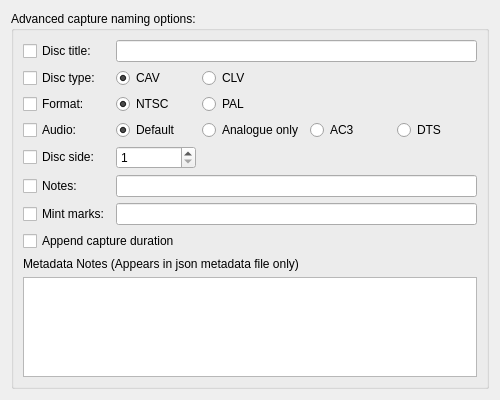
Qt form Linux-Application/DomesdayDuplicator/advancednamingdialog.ui (simoninns/DomesdayDuplicator-gui-app) before a commit.
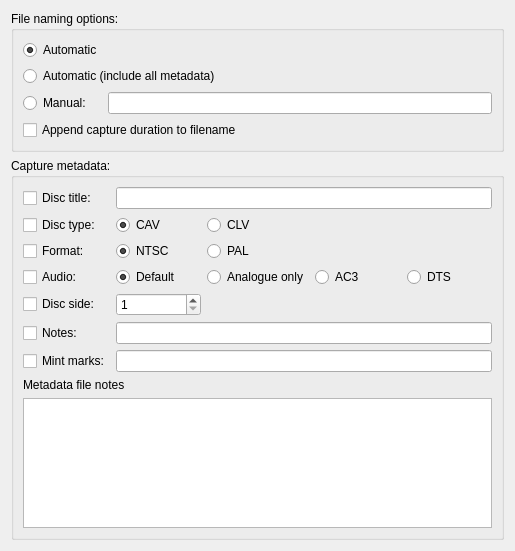
The same form after that commit.

Commit message: Improvements to capture stats, metadata, and file naming. Added user code retrieval.

```diff
--- a/Linux-Application/DomesdayDuplicator/advancednamingdialog.ui
+++ b/Linux-Application/DomesdayDuplicator/advancednamingdialog.ui
@@ -6,8 +6,8 @@
    <rect>
     <x>0</x>
     <y>0</y>
-    <width>500</width>
-    <height>400</height>
+    <width>515</width>
+    <height>551</height>
    </rect>
   </property>
   <property name="minimumSize">
@@ -17,11 +17,81 @@
    </size>
   </property>
   <property name="windowTitle">
-   <string>Advanced capture naming</string>
+   <string>Advanced naming and metadata</string>
   </property>
   <layout class="QVBoxLayout" name="verticalLayout_2">
    <item>
-    <widget class="QGroupBox" name="advancedNamingGroupBox">
+    <widget class="QGroupBox" name="advancedNamingFilenameGroupBox">
+     <property name="sizePolicy">
+      <sizepolicy hsizetype="Expanding" vsizetype="Minimum">
+       <horstretch>0</horstretch>
+       <verstretch>0</verstretch>
+      </sizepolicy>
+     </property>
+     <property name="title">
+      <string>File naming options:</string>
+     </property>
+     <layout class="QGridLayout" name="gridLayout_3">
+      <property name="leftMargin">
+       <number>9</number>
+      </property>
+      <property name="topMargin">
+       <number>9</number>
+      </property>
+      <property name="rightMargin">
+       <number>9</number>
+      </property>
+      <property name="bottomMargin">
+       <number>9</number>
+      </property>
+      <item row="3" column="1">
+       <widget class="QLineEdit" name="manualFilenameLineEdit"/>
+      </item>
+      <item row="1" column="0">
+       <widget class="QRadioButton" name="filenameAutoRadioButton">
+        <property name="text">
+         <string>Automatic</string>
+        </property>
+        <property name="checked">
+         <bool>true</bool>
+        </property>
+        <attribute name="buttonGroup">
+         <string notr="true">fileNamingButtonGroup</string>
+        </attribute>
+       </widget>
+      </item>
+      <item row="3" column="0">
+       <widget class="QRadioButton" name="filenameManualRadioButton">
+        <property name="text">
+         <string>Manual:</string>
+        </property>
+        <attribute name="buttonGroup">
+         <string notr="true">fileNamingButtonGroup</string>
+        </attribute>
+       </widget>
+      </item>
+      <item row="4" column="0" colspan="2">
+       <widget class="QCheckBox" name="durationCheckBox">
+        <property name="text">
+         <string>Append capture duration to filename</string>
+        </property>
+       </widget>
+      </item>
+      <item row="2" column="0" colspan="2">
+       <widget class="QRadioButton" name="filenameAutoWithMetadataRadioButton">
+        <property name="text">
+         <string>Automatic (include all metadata)</string>
+        </property>
+        <attribute name="buttonGroup">
+         <string notr="true">fileNamingButtonGroup</string>
+        </attribute>
+       </widget>
+      </item>
+     </layout>
+    </widget>
+   </item>
+   <item>
+    <widget class="QGroupBox" name="advancedNamingMetadataGroupBox">
      <property name="sizePolicy">
       <sizepolicy hsizetype="Expanding" vsizetype="Expanding">
        <horstretch>0</horstretch>
@@ -29,9 +99,65 @@
       </sizepolicy>
      </property>
      <property name="title">
-      <string>Advanced capture naming options:</string>
+      <string>Capture metadata:</string>
      </property>
      <layout class="QGridLayout" name="gridLayout">
+      <item row="7" column="0">
+       <widget class="QCheckBox" name="mintCheckBox">
+        <property name="text">
+         <string>Mint marks:</string>
+        </property>
+       </widget>
+      </item>
+      <item row="3" column="2">
+       <widget class="QRadioButton" name="formatPalRadioButton">
+        <property name="text">
+         <string>PAL</string>
+        </property>
+        <attribute name="buttonGroup">
+         <string notr="true">formatButtonGroup</string>
+        </attribute>
+       </widget>
+      </item>
+      <item row="6" column="1" colspan="4">
+       <widget class="QLineEdit" name="notesLineEdit"/>
+      </item>
+      <item row="4" column="1">
+       <widget class="QRadioButton" name="audioDefaultRadioButton">
+        <property name="text">
+         <string>Default</string>
+        </property>
+        <property name="checked">
+         <bool>true</bool>
+        </property>
+        <attribute name="buttonGroup">
+         <string notr="true">audioButtonGroup</string>
+        </attribute>
+       </widget>
+      </item>
+      <item row="7" column="1" colspan="4">
+       <widget class="QLineEdit" name="mintLineEdit"/>
+      </item>
+      <item row="3" column="1">
+       <widget class="QRadioButton" name="formatNtscRadioButton">
+        <property name="text">
+         <string>NTSC</string>
+        </property>
+        <property name="checked">
+         <bool>true</bool>
+        </property>
+        <attribute name="buttonGroup">
+         <string notr="true">formatButtonGroup</string>
+        </attribute>
+       </widget>
+      </item>
+      <item row="5" column="0">
+       <widget class="QCheckBox" name="discSideCheckBox">
+        <property name="text">
+         <string>Disc side:</string>
+        </property>
+       </widget>
+      </item>
       <item row="0" column="0">
        <widget class="QCheckBox" name="discTitleCheckBox">
         <property name="text">
@@ -39,6 +165,50 @@
         </property>
        </widget>
       </item>
+      <item row="4" column="2">
+       <widget class="QRadioButton" name="audioAnalogueRadioButton">
+        <property name="text">
+         <string>Analogue only</string>
+        </property>
+        <attribute name="buttonGroup">
+         <string notr="true">audioButtonGroup</string>
+        </attribute>
+       </widget>
+      </item>
+      <item row="6" column="0">
+       <widget class="QCheckBox" name="notesCheckBox">
+        <property name="text">
+         <string>Notes:</string>
+        </property>
+       </widget>
+      </item>
+      <item row="11" column="0" colspan="3">
+       <widget class="QLabel" name="label">
+        <property name="sizePolicy">
+         <sizepolicy hsizetype="Maximum" vsizetype="Maximum">
+          <horstretch>0</horstretch>
+          <verstretch>0</verstretch>
+         </sizepolicy>
+        </property>
+        <property name="text">
+         <string>Metadata file notes</string>
+        </property>
+       </widget>
+      </item>
+      <item row="3" column="0">
+       <widget class="QCheckBox" name="formatCheckBox">
+        <property name="text">
+         <string>Format:</string>
+        </property>
+       </widget>
+      </item>
+      <item row="4" column="0">
+       <widget class="QCheckBox" name="audioCheckBox">
+        <property name="text">
+         <string>Audio:</string>
+        </property>
+       </widget>
+      </item>
       <item row="0" column="1" colspan="4">
        <widget class="QLineEdit" name="discTitleLineEdit">
         <property name="enabled">
@@ -46,27 +216,34 @@
         </property>
        </widget>
       </item>
-      <item row="1" column="0">
+      <item row="2" column="0">
        <widget class="QCheckBox" name="discTypeCheckBox">
         <property name="text">
          <string>Disc type:</string>
         </property>
        </widget>
       </item>
-      <item row="1" column="1">
-       <widget class="QRadioButton" name="typeCavRadioButton">
+      <item row="12" column="0" colspan="5">
+       <widget class="QPlainTextEdit" name="metadataNotesEditBox">
+        <property name="sizePolicy">
+         <sizepolicy hsizetype="MinimumExpanding" vsizetype="MinimumExpanding">
+          <horstretch>0</horstretch>
+          <verstretch>0</verstretch>
+         </sizepolicy>
+        </property>
+       </widget>
+      </item>
+      <item row="4" column="4">
+       <widget class="QRadioButton" name="audioDtsRadioButton">
         <property name="text">
-         <string>CAV</string>
-        </property>
-        <property name="checked">
-         <bool>true</bool>
+         <string>DTS</string>
         </property>
         <attribute name="buttonGroup">
-         <string notr="true">discTypeButtonGroup</string>
+         <string notr="true">audioButtonGroup</string>
         </attribute>
        </widget>
       </item>
-      <item row="1" column="2">
+      <item row="2" column="2">
        <widget class="QRadioButton" name="typeClvRadioButton">
         <property name="text">
          <string>CLV</string>
@@ -76,67 +253,20 @@
         </attribute>
        </widget>
       </item>
-      <item row="2" column="0">
-       <widget class="QCheckBox" name="formatCheckBox">
-        <property name="text">
-         <string>Format:</string>
-        </property>
-       </widget>
-      </item>
       <item row="2" column="1">
-       <widget class="QRadioButton" name="formatNtscRadioButton">
+       <widget class="QRadioButton" name="typeCavRadioButton">
         <property name="text">
-         <string>NTSC</string>
+         <string>CAV</string>
         </property>
         <property name="checked">
          <bool>true</bool>
         </property>
         <attribute name="buttonGroup">
-         <string notr="true">formatButtonGroup</string>
+         <string notr="true">discTypeButtonGroup</string>
         </attribute>
        </widget>
       </item>
-      <item row="2" column="2">
-       <widget class="QRadioButton" name="formatPalRadioButton">
-        <property name="text">
-         <string>PAL</string>
-        </property>
-        <attribute name="buttonGroup">
-         <string notr="true">formatButtonGroup</string>
-        </attribute>
-       </widget>
-      </item>
-      <item row="3" column="0">
-       <widget class="QCheckBox" name="audioCheckBox">
-        <property name="text">
-         <string>Audio:</string>
-        </property>
-       </widget>
-      </item>
-      <item row="3" column="1">
-       <widget class="QRadioButton" name="audioDefaultRadioButton">
-        <property name="text">
-         <string>Default</string>
-        </property>
-        <property name="checked">
-         <bool>true</bool>
-        </property>
-        <attribute name="buttonGroup">
-         <string notr="true">audioButtonGroup</string>
-        </attribute>
-       </widget>
-      </item>
-      <item row="3" column="2">
-       <widget class="QRadioButton" name="audioAnalogueRadioButton">
-        <property name="text">
-         <string>Analogue only</string>
-        </property>
-        <attribute name="buttonGroup">
-         <string notr="true">audioButtonGroup</string>
-        </attribute>
-       </widget>
-      </item>
-      <item row="3" column="3">
+      <item row="4" column="3">
        <widget class="QRadioButton" name="audioAc3RadioButton">
         <property name="text">
          <string>AC3</string>
@@ -146,24 +276,7 @@
         </attribute>
        </widget>
       </item>
-      <item row="3" column="4">
-       <widget class="QRadioButton" name="audioDtsRadioButton">
-        <property name="text">
-         <string>DTS</string>
-        </property>
-        <attribute name="buttonGroup">
-         <string notr="true">audioButtonGroup</string>
-        </attribute>
-       </widget>
-      </item>
-      <item row="4" column="0">
-       <widget class="QCheckBox" name="discSideCheckBox">
-        <property name="text">
-         <string>Disc side:</string>
-        </property>
-       </widget>
-      </item>
-      <item row="4" column="1">
+      <item row="5" column="1">
        <widget class="QSpinBox" name="discSideSpinBox">
         <property name="minimum">
          <number>1</number>
@@ -173,56 +286,6 @@
         </property>
        </widget>
       </item>
-      <item row="5" column="0">
-       <widget class="QCheckBox" name="notesCheckBox">
-        <property name="text">
-         <string>Notes:</string>
-        </property>
-       </widget>
-      </item>
-      <item row="5" column="1" colspan="4">
-       <widget class="QLineEdit" name="notesLineEdit"/>
-      </item>
-      <item row="6" column="0">
-       <widget class="QCheckBox" name="mintCheckBox">
-        <property name="text">
-         <string>Mint marks:</string>
-        </property>
-       </widget>
-      </item>
-      <item row="6" column="1" colspan="4">
-       <widget class="QLineEdit" name="mintLineEdit"/>
-      </item>
-      <item row="7" column="0" colspan="3">
-       <widget class="QCheckBox" name="durationCheckBox">
-        <property name="text">
-         <string>Append capture duration</string>
-        </property>
-       </widget>
-      </item>
-      <item row="8" column="0" colspan="3">
-       <widget class="QLabel" name="label">
-        <property name="sizePolicy">
-         <sizepolicy hsizetype="Maximum" vsizetype="Maximum">
-          <horstretch>0</horstretch>
-          <verstretch>0</verstretch>
-         </sizepolicy>
-        </property>
-        <property name="text">
-         <string>Metadata Notes (Appears in json metadata file only)</string>
-        </property>
-       </widget>
-      </item>
-      <item row="9" column="0" colspan="5">
-       <widget class="QPlainTextEdit" name="metadataNotesEditBox">
-        <property name="sizePolicy">
-         <sizepolicy hsizetype="MinimumExpanding" vsizetype="MinimumExpanding">
-          <horstretch>0</horstretch>
-          <verstretch>0</verstretch>
-         </sizepolicy>
-        </property>
-       </widget>
-      </item>
      </layout>
     </widget>
    </item>
```
Left out of the diff: 6 changed lines with no effect on the pictures. The commit also changes 16 other files.
